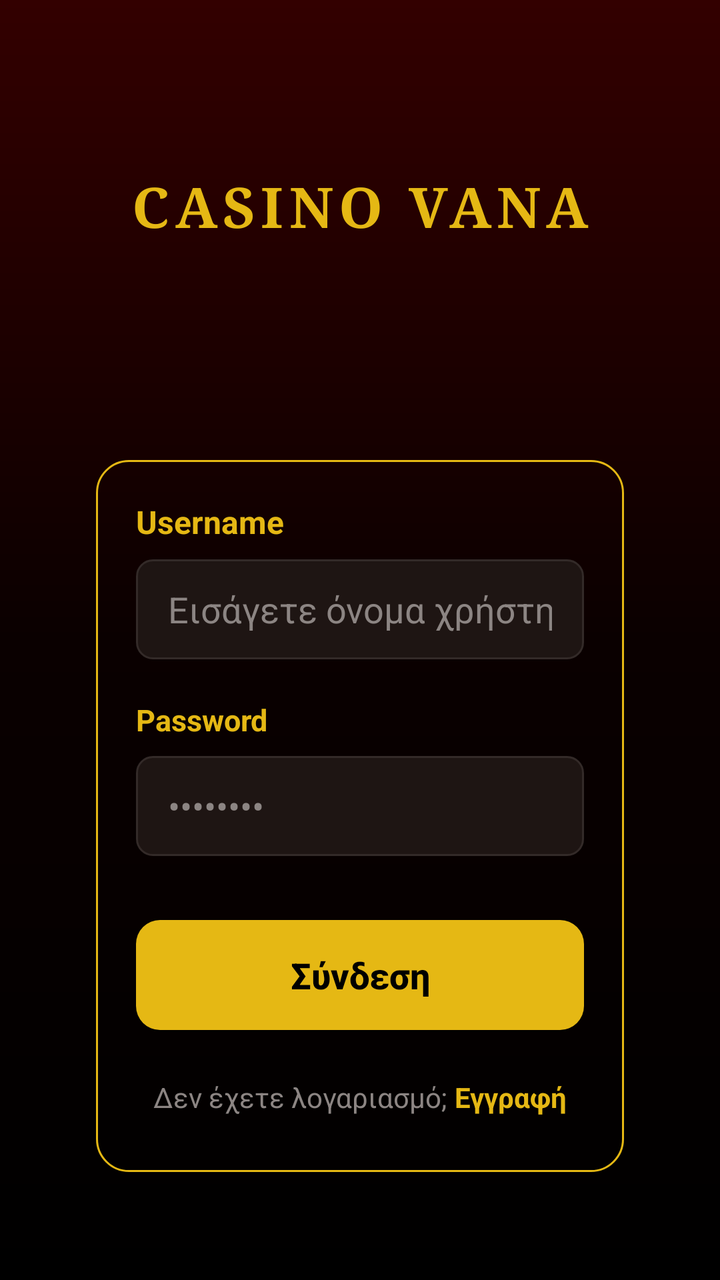
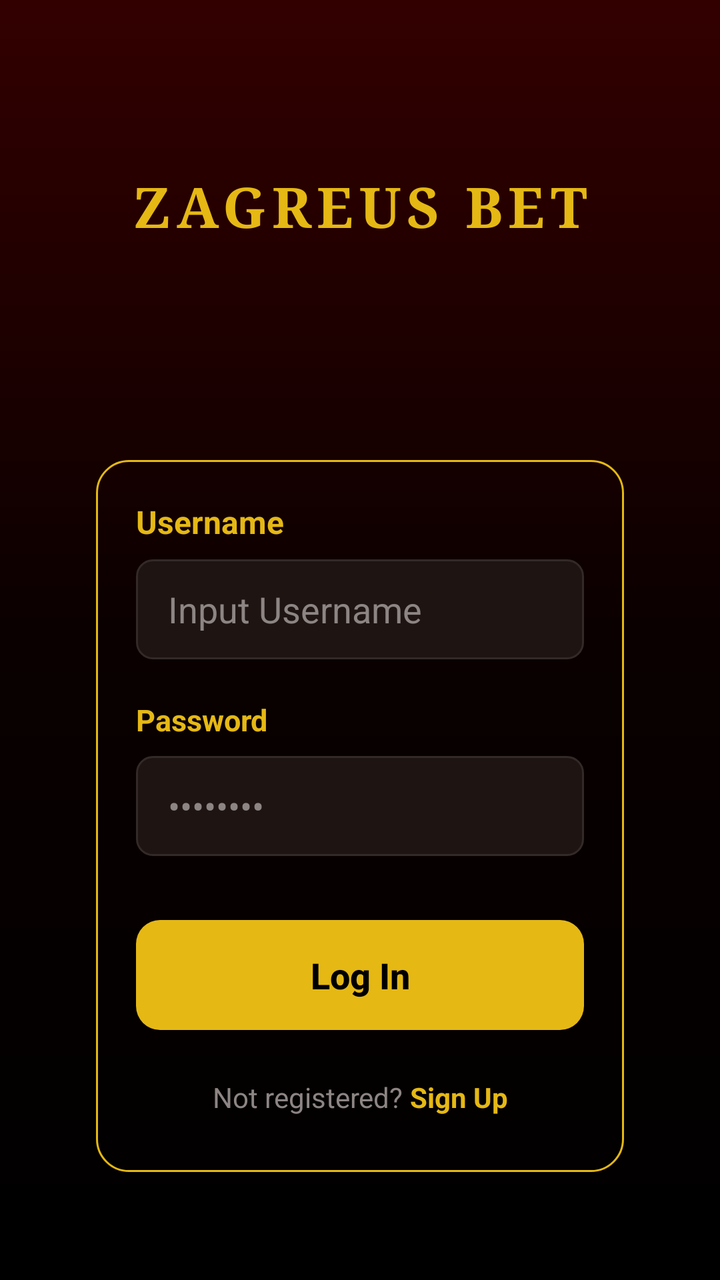

An Android layout rendered at two revisions. The XML below is the earlier revision; the diff shows what the commit changed to produce the second picture.
<!-- AndroidManifest.xml: application theme CustomTheme -->
<!-- res/layout/activity_login.xml -->
<?xml version="1.0" encoding="utf-8"?>
<ScrollView xmlns:android="http://schemas.android.com/apk/res/android"
    xmlns:app="http://schemas.android.com/apk/res-auto"
    xmlns:tools="http://schemas.android.com/tools"
    android:layout_width="match_parent"
    android:layout_height="match_parent"
    android:fillViewport="true"
    android:background="@drawable/bg_gradient"
    tools:context=".UserLogin.LoginActivity">
    

    <androidx.constraintlayout.widget.ConstraintLayout
        android:id="@+id/main"
        android:layout_width="match_parent"
        android:layout_height="wrap_content"
        android:padding="24dp">

        <TextView
            android:id="@+id/titleText"
            android:layout_width="wrap_content"
            android:layout_height="wrap_content"
            android:fontFamily="serif"
            android:letterSpacing="0.1"
            android:text="CASINO VANA"
            android:textColor="@color/gold"
            android:textSize="28sp"
            android:textStyle="bold"
            app:layout_constraintEnd_toEndOf="parent"
            android:layout_marginTop="60dp"
            app:layout_constraintStart_toStartOf="parent"
            app:layout_constraintTop_toTopOf="parent" />

        <androidx.constraintlayout.widget.ConstraintLayout
            android:id="@+id/loginContainer"
            android:layout_width="match_parent"
            android:layout_height="wrap_content"
            android:layout_marginStart="24dp"
            android:layout_marginTop="108dp"
            android:layout_marginEnd="24dp"
            android:background="@drawable/bg_container_border"
            android:padding="20dp"
            app:layout_constraintEnd_toEndOf="parent"
            app:layout_constraintHorizontal_bias="0.0"
            app:layout_constraintStart_toStartOf="parent"
            app:layout_constraintTop_toBottomOf="@id/titleText">

            <TextView
                android:id="@+id/labelUsername"
                android:layout_width="wrap_content"
                android:layout_height="wrap_content"
                android:text="Username"
                android:textColor="@color/gold"
                android:textSize="16sp"
                android:textStyle="bold"
                app:layout_constraintStart_toStartOf="parent"
                app:layout_constraintTop_toTopOf="parent" />

            <EditText
                android:id="@+id/Username"
                android:layout_width="match_parent"
                android:layout_height="50dp"
                android:layout_marginTop="8dp"
                android:background="@drawable/bg_input"
                android:hint="Εισάγετε όνομα χρήστη"
                android:inputType="textPersonName"
                android:paddingStart="16dp"
                android:paddingEnd="16dp"
                android:textColor="@android:color/white"
                android:textColorHint="@color/text_gray"
                app:layout_constraintEnd_toEndOf="parent"
                app:layout_constraintStart_toStartOf="parent"
                app:layout_constraintTop_toBottomOf="@id/labelUsername" />

            <TextView
                android:id="@+id/labelPassword"
                android:layout_width="wrap_content"
                android:layout_height="wrap_content"
                android:layout_marginTop="20dp"
                android:text="Password"
                android:textColor="@color/gold"
                android:textSize="15sp"
                android:textStyle="bold"
                app:layout_constraintStart_toStartOf="parent"
                app:layout_constraintTop_toBottomOf="@id/Username" />

            <EditText
                android:id="@+id/Password"
                android:layout_width="match_parent"
                android:layout_height="50dp"
                android:layout_marginTop="8dp"
                android:background="@drawable/bg_input"
                android:hint="••••••••"
                android:inputType="textPassword"
                android:paddingStart="16dp"
                android:paddingEnd="16dp"
                android:textColor="@android:color/white"
                android:textColorHint="@color/text_gray"
                app:layout_constraintEnd_toEndOf="parent"
                app:layout_constraintStart_toStartOf="parent"
                app:layout_constraintTop_toBottomOf="@id/labelPassword" />

            <androidx.appcompat.widget.AppCompatButton
                android:id="@+id/Login"
                android:layout_width="match_parent"
                android:layout_height="55dp"
                android:layout_marginTop="32dp"
                android:background="@drawable/bg_button"
                android:text="Σύνδεση"
                android:textAllCaps="false"
                android:textColor="@android:color/black"
                android:textSize="18sp"
                android:textStyle="bold"
                app:layout_constraintEnd_toEndOf="parent"
                app:layout_constraintStart_toStartOf="parent"
                app:layout_constraintTop_toBottomOf="@id/Password" />

            <LinearLayout
                android:layout_width="wrap_content"
                android:layout_height="wrap_content"
                android:layout_marginTop="24dp"
                android:layout_marginBottom="8dp"
                android:orientation="horizontal"
                app:layout_constraintBottom_toBottomOf="parent"
                app:layout_constraintEnd_toEndOf="parent"
                app:layout_constraintStart_toStartOf="parent"
                app:layout_constraintTop_toBottomOf="@id/Login">

                <TextView
                    android:layout_width="wrap_content"
                    android:layout_height="wrap_content"
                    android:text="Δεν έχετε λογαριασμό; "
                    android:textColor="@color/text_gray" />

                <TextView
                    android:id="@+id/SignUpText"
                    android:layout_width="wrap_content"
                    android:layout_height="wrap_content"
                    android:text="Εγγραφή"
                    android:textColor="@color/gold"
                    android:textStyle="bold" />
            </LinearLayout>
            
        </androidx.constraintlayout.widget.ConstraintLayout>
    </androidx.constraintlayout.widget.ConstraintLayout>
</ScrollView>
<!-- resources referenced by this layout -->
<resources>
  <color name="gold">#E5B814</color>
  <color name="text_gray">#8C8583</color>
  <!-- drawable bg_button (drawable) -->
  <?xml version="1.0" encoding="utf-8"?>
  <shape xmlns:android="http://schemas.android.com/apk/res/android" android:shape="rectangle">
      <solid android:color="@color/gold"/>
      <corners android:radius="12dp"/>
  </shape>
  <!-- drawable bg_container_border (drawable) -->
  <?xml version="1.0" encoding="utf-8"?>
  <shape xmlns:android="http://schemas.android.com/apk/res/android" android:shape="rectangle">
      <solid android:color="@android:color/transparent"/>
      <stroke android:width="1dp" android:color="@color/gold"/>
      <corners android:radius="16dp"/>
  </shape>
  <!-- drawable bg_gradient (drawable) -->
  <?xml version="1.0" encoding="utf-8"?>
  <shape xmlns:android="http://schemas.android.com/apk/res/android" android:shape="rectangle">
      <gradient
          android:startColor="#330000"
          android:centerColor="#0A0000"
          android:endColor="#000000"
          android:type="linear"
          android:angle="270" />
  </shape>
  <!-- drawable bg_input (drawable) -->
  <?xml version="1.0" encoding="utf-8"?>
  <shape xmlns:android="http://schemas.android.com/apk/res/android" android:shape="rectangle">
      <solid android:color="@color/input_bg"/>
      <stroke android:width="1dp" android:color="#332A28"/>
      <corners android:radius="8dp"/>
  </shape>
  <style name="CustomTheme" parent="Theme.MaterialComponents.Light.NoActionBar">
          <item name="android:windowBackground">@drawable/bg_gradient</item>
          <item name="android:windowFullscreen">true</item>
      </style>
  <color name="input_bg">#1E1513</color>
</resources>

<!-- the commit's change to res/layout/activity_login.xml (unified diff, before → after) -->
@@ -21,7 +21,7 @@
             android:layout_height="wrap_content"
             android:fontFamily="serif"
             android:letterSpacing="0.1"
-            android:text="CASINO VANA"
+            android:text="ZAGREUS BET"
             android:textColor="@color/gold"
             android:textSize="28sp"
             android:textStyle="bold"
@@ -61,7 +61,7 @@
                 android:layout_height="50dp"
                 android:layout_marginTop="8dp"
                 android:background="@drawable/bg_input"
-                android:hint="Εισάγετε όνομα χρήστη"
+                android:hint="Input Username"
                 android:inputType="textPersonName"
                 android:paddingStart="16dp"
                 android:paddingEnd="16dp"
@@ -105,7 +105,7 @@
                 android:layout_height="55dp"
                 android:layout_marginTop="32dp"
                 android:background="@drawable/bg_button"
-                android:text="Σύνδεση"
+                android:text="Log In"
                 android:textAllCaps="false"
                 android:textColor="@android:color/black"
                 android:textSize="18sp"
@@ -128,14 +128,14 @@
                 <TextView
                     android:layout_width="wrap_content"
                     android:layout_height="wrap_content"
-                    android:text="Δεν έχετε λογαριασμό; "
+                    android:text="Not registered? "
                     android:textColor="@color/text_gray" />
 
                 <TextView
                     android:id="@+id/SignUpText"
                     android:layout_width="wrap_content"
                     android:layout_height="wrap_content"
-                    android:text="Εγγραφή"
+                    android:text="Sign Up"
                     android:textColor="@color/gold"
                     android:textStyle="bold" />
             </LinearLayout>
